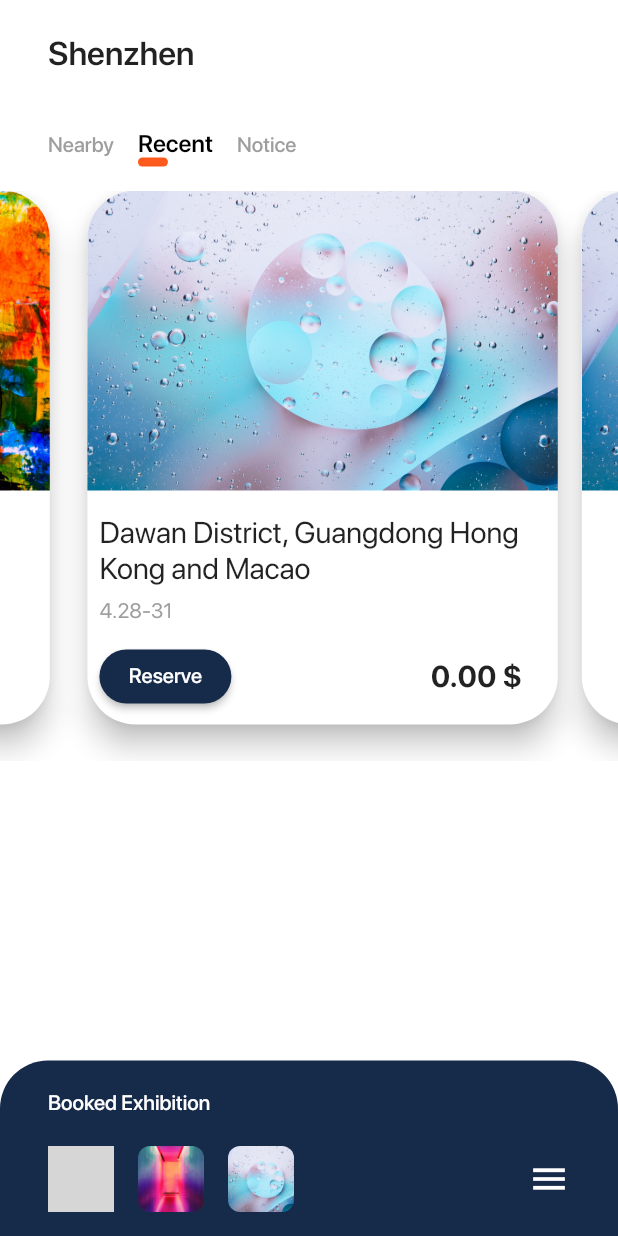
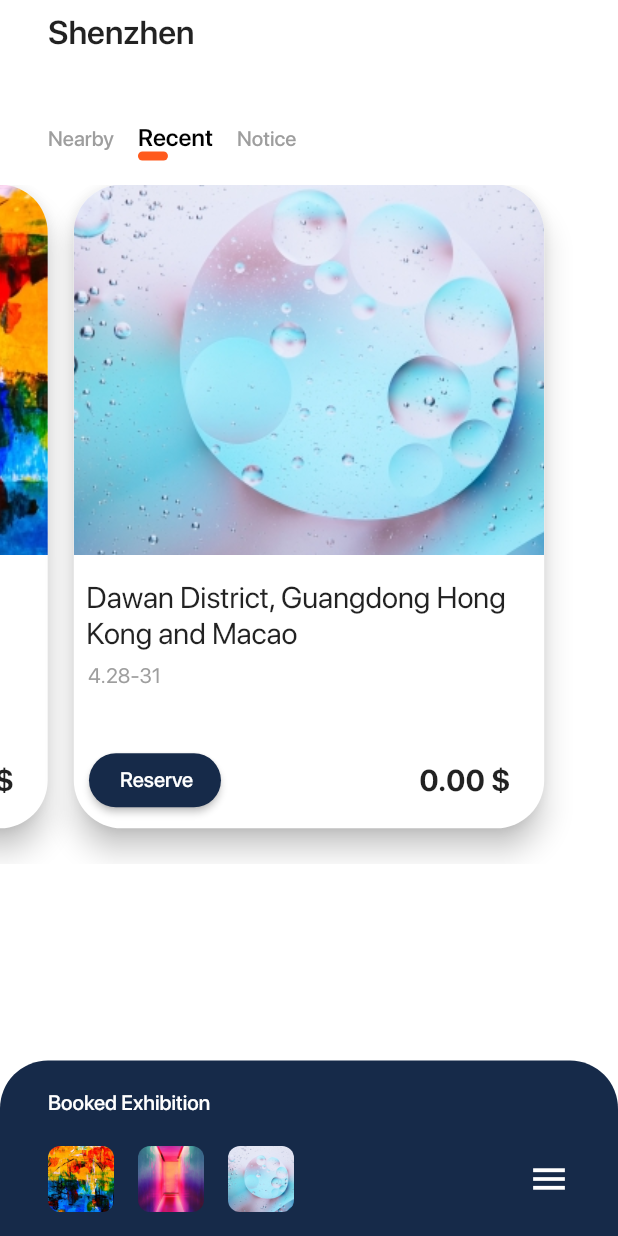
Before and after one commit to MarcinusX/buy_ticket_design, a Flutter app: the screen it shows after launch, swiped to page 2, on a phone screen of 412 x 824 dp. Run offline on Flutter 3.47's test engine with Material 2 defaults, Android fonts, the phone set to English and light mode, and no system bars; project files that could hold a hidden picture were left out; grey boxes are pictures that could not be loaded.

Commit message:
Parallax effect

```diff
--- a/lib/exhibition_bottom_sheet.dart
+++ b/lib/exhibition_bottom_sheet.dart
@@ -7,7 +7,7 @@ class ExhibitionBottomSheet extends StatelessWidget {
       padding: EdgeInsets.only(
         left: 32,
         right: 32,
-        bottom: MediaQuery.of(context).padding.bottom/2,
+        bottom: MediaQuery.of(context).padding.bottom / 2,
       ),
       decoration: BoxDecoration(
         color: Color(0xFF162A49),
@@ -29,11 +29,11 @@ class ExhibitionBottomSheet extends StatelessWidget {
           SizedBox(height: 20),
           Row(
             children: <Widget>[
-              ExhibitionSmallCard(assetName: 'steve-johnson.jpg'),
+              ExhibitionSmallCard(assetName: 'steve-johnson.jpeg'),
               SizedBox(width: 16),
               ExhibitionSmallCard(assetName: 'efe-kurnaz.jpg'),
               SizedBox(width: 16),
-              ExhibitionSmallCard(assetName: 'rodion-kutsaev.jpg'),
+              ExhibitionSmallCard(assetName: 'rodion-kutsaev.jpeg'),
               Spacer(),
               MenuButton(),
             ],
--- a/lib/home_page.dart
+++ b/lib/home_page.dart
@@ -13,8 +13,9 @@ class HomePage extends StatelessWidget {
         child: Column(
           crossAxisAlignment: CrossAxisAlignment.start,
           children: <Widget>[
+            SizedBox(height: 8),
             Header(),
-            SizedBox(height: 8),
+            SizedBox(height: 40),
             Tabs(),
             SizedBox(height: 8),
             SlidingCardsView(),
@@ -31,7 +32,7 @@ class Header extends StatelessWidget {
   @override
   Widget build(BuildContext context) {
     return Padding(
-      padding: const EdgeInsets.symmetric(horizontal: 32, vertical: 22),
+      padding: const EdgeInsets.symmetric(horizontal: 32),
       child: Text(
         'Shenzhen',
         style: TextStyle(
--- a/lib/main.dart
+++ b/lib/main.dart
@@ -8,7 +8,7 @@ class MyApp extends StatelessWidget {
   Widget build(BuildContext context) {
     return MaterialApp(
       theme: ThemeData(fontFamily: 'SF Pro Display'),
-      title: 'Flutter Demo',
+      title: 'Buy Tickets',
       home: HomePage(),
     );
   }
--- a/lib/sliding_cards.dart
+++ b/lib/sliding_cards.dart
@@ -9,17 +9,15 @@ class SlidingCardsView extends StatefulWidget {
 
 class _SlidingCardsViewState extends State<SlidingCardsView> {
   PageController pageController;
-  double offset = 0;
+  double pageOffset = 0;
 
   @override
   void initState() {
     super.initState();
     pageController = PageController(viewportFraction: 0.8);
-    pageController.addListener(onPageController);
-  }
-
-  void onPageController() {
-    setState(() => offset = pageController.page);
+    pageController.addListener(() {
+      setState(() => pageOffset = pageController.page);
+    });
   }
 
   @override
@@ -30,8 +28,8 @@ class _SlidingCardsViewState extends State<SlidingCardsView> {
 
   @override
   Widget build(BuildContext context) {
-    return Container(
-      height: 380,
+    return SizedBox(
+      height: MediaQuery.of(context).size.height * 0.55,
       child: PageView(
         controller: pageController,
         children: <Widget>[
@@ -39,28 +37,13 @@ class _SlidingCardsViewState extends State<SlidingCardsView> {
             name: 'Shenzhen GLOBAL DESIGN AWARD 2018',
             date: '4.20-30',
             assetName: 'steve-johnson.jpeg',
-            offset: 0 - offset,
+            offset: pageOffset,
           ),
           SlidingCard(
             name: 'Dawan District, Guangdong Hong Kong and Macao',
             date: '4.28-31',
             assetName: 'rodion-kutsaev.jpeg',
-            offset: 1 - offset,
-          ),          SlidingCard(
-            name: 'Dawan District, Guangdong Hong Kong and Macao',
-            date: '4.28-31',
-            assetName: 'rodion-kutsaev.jpeg',
-            offset: 2 - offset,
-          ),          SlidingCard(
-            name: 'Dawan District, Guangdong Hong Kong and Macao',
-            date: '4.28-31',
-            assetName: 'rodion-kutsaev.jpeg',
-            offset: 3 - offset,
-          ),          SlidingCard(
-            name: 'Dawan District, Guangdong Hong Kong and Macao',
-            date: '4.28-31',
-            assetName: 'rodion-kutsaev.jpeg',
-            offset: 4 - offset,
+            offset: pageOffset - 1,
           ),
         ],
       ),
@@ -84,9 +67,9 @@ class SlidingCard extends StatelessWidget {
 
   @override
   Widget build(BuildContext context) {
-    double gauss = 48*math.exp(-(math.pow((offset-0.5), 2)/0.15));
+    double gauss = math.exp(-(math.pow((offset.abs() - 0.5), 2) / 0.08));
     return Transform.translate(
-      offset: Offset(gauss, 0),
+      offset: Offset(-32 * gauss * offset.sign, 0),
       child: Card(
         margin: EdgeInsets.only(left: 8, right: 8, bottom: 24),
         elevation: 8,
@@ -97,20 +80,17 @@ class SlidingCard extends StatelessWidget {
               borderRadius: BorderRadius.vertical(top: Radius.circular(32)),
               child: Image.asset(
                 'assets/$assetName',
-                height: 200,
-                alignment: Alignment(-offset, 0),
-                fit: BoxFit.fitHeight,
+                height: MediaQuery.of(context).size.height * 0.3,
+                alignment: Alignment(-offset.abs(), 0),
+                fit: BoxFit.none,
               ),
             ),
             SizedBox(height: 8),
             Expanded(
-              child: Transform.translate(
-                offset: Offset(48 * offset, 0),
-                child: CardContent(
-                  name: name,
-                  date: date,
-                  offset: offset,
-                ),
+              child: CardContent(
+                name: name,
+                date: date,
+                offset: gauss,
               ),
             ),
           ],
@@ -118,7 +98,6 @@ class SlidingCard extends StatelessWidget {
       ),
     );
   }
-
 }
 
 class CardContent extends StatelessWidget {
@@ -140,11 +119,17 @@ class CardContent extends StatelessWidget {
       child: Column(
         crossAxisAlignment: CrossAxisAlignment.start,
         children: <Widget>[
-          Text(name, style: TextStyle(fontSize: 20)),
+          Transform.translate(
+            offset: Offset(8 * offset, 0),
+            child: Text(name, style: TextStyle(fontSize: 20)),
+          ),
           SizedBox(height: 8),
           Transform.translate(
-            offset: Offset(16 * offset, 0),
-            child: Text(date, style: TextStyle(color: Colors.grey)),
+            offset: Offset(32 * offset, 0),
+            child: Text(
+              date,
+              style: TextStyle(color: Colors.grey),
+            ),
           ),
           Spacer(),
           Row(
@@ -154,7 +139,7 @@ class CardContent extends StatelessWidget {
                 child: RaisedButton(
                   color: Color(0xFF162A49),
                   child: Transform.translate(
-                    offset: Offset(32 * offset, 0),
+                    offset: Offset(24 * offset, 0),
                     child: Text('Reserve'),
                   ),
                   textColor: Colors.white,
--- a/pubspec.yaml
+++ b/pubspec.yaml
@@ -16,10 +16,6 @@ dependencies:
   flutter:
     sdk: flutter
 
-  # The following adds the Cupertino Icons font to your application.
-  # Use with the CupertinoIcons class for iOS style icons.
-  cupertino_icons: ^0.1.2
-
 dev_dependencies:
   flutter_test:
     sdk: flutter
@@ -37,9 +33,7 @@ flutter:
   uses-material-design: true
   assets:
     - assets/efe-kurnaz.jpg
-    - assets/rodion-kutsaev.jpg
     - assets/rodion-kutsaev.jpeg
-    - assets/steve-johnson.jpg
     - assets/steve-johnson.jpeg
   fonts:
     - family: SF Pro Display
```
Also changed, not shown: assets/efe-kurnaz.jpg, assets/rodion-kutsaev.jpeg, assets/rodion-kutsaev.jpg (deleted), assets/steve-johnson.jpeg, pubspec.lock.
